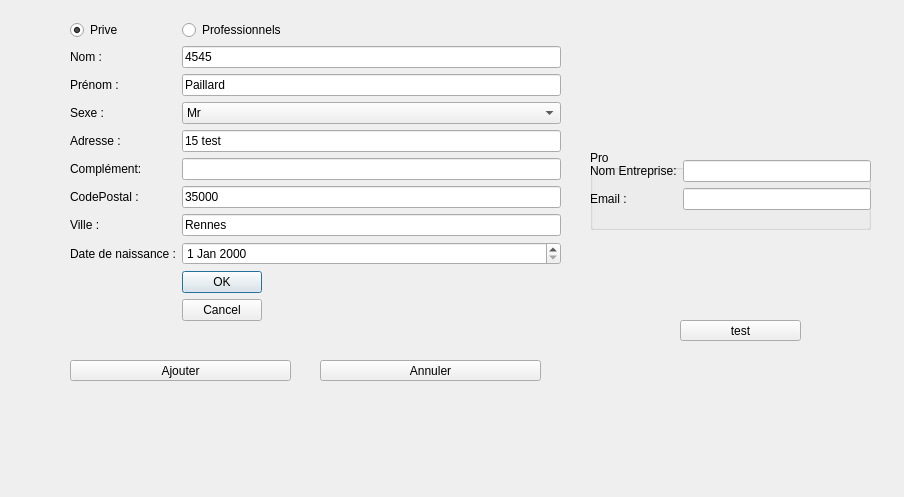
Above: ajoutcontact.ui from MJJR/Gestionnaire_Contact before the change. Below: the same form after it.
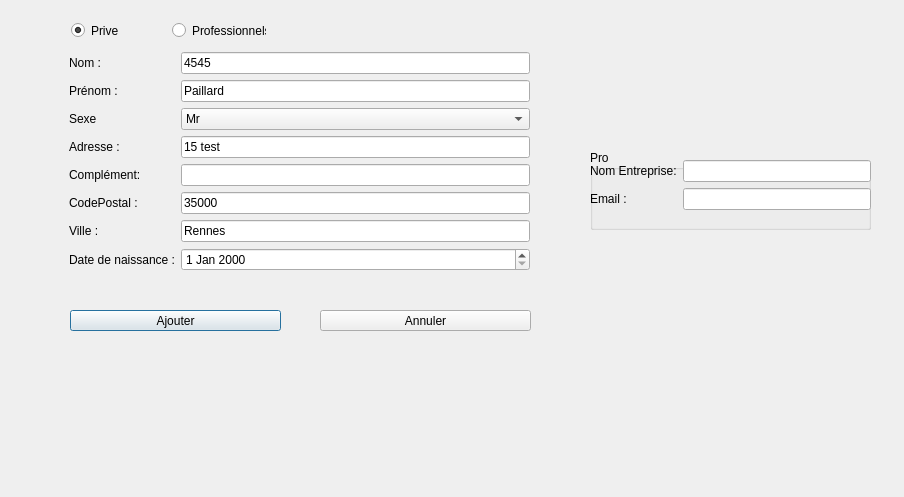
That is the form after the change.

Commit message: ComboBox Sexe + Bouton Annuler

Diff of the .ui file:
```diff
--- a/ajoutcontact.ui
+++ b/ajoutcontact.ui
@@ -13,21 +13,112 @@
   <property name="windowTitle">
    <string>Dialog</string>
   </property>
+  <widget class="QGroupBox" name="grpPro">
+   <property name="geometry">
+    <rect>
+     <x>590</x>
+     <y>150</y>
+     <width>281</width>
+     <height>80</height>
+    </rect>
+   </property>
+   <property name="title">
+    <string>Pro</string>
+   </property>
   <widget class="QWidget" name="layoutWidget">
    <property name="geometry">
     <rect>
-     <x>70</x>
-     <y>20</y>
-     <width>491</width>
-     <height>354</height>
-    </rect>
-   </property>
-   <layout class="QFormLayout" name="formLayout">
+      <x>0</x>
+      <y>10</y>
+      <width>281</width>
+      <height>71</height>
+     </rect>
+    </property>
+    <layout class="QFormLayout" name="layoutPro">
+     <item row="2" column="1">
+      <widget class="QLineEdit" name="txtEmail">
+       <property name="enabled">
+        <bool>true</bool>
+       </property>
+       <property name="toolTip">
+        <string/>
+       </property>
+       <property name="text">
+        <string/>
+       </property>
+      </widget>
+     </item>
     <item row="0" column="0">
+      <widget class="QLabel" name="lblEntreprise">
+       <property name="text">
+        <string>Nom Entreprise:</string>
+       </property>
+      </widget>
+     </item>
+     <item row="0" column="1">
+      <widget class="QLineEdit" name="txtNomEntreprise"/>
+     </item>
+     <item row="2" column="0">
+      <widget class="QLabel" name="lblEmail">
+       <property name="text">
+        <string>Email :</string>
+       </property>
+      </widget>
+     </item>
+    </layout>
+   </widget>
+  </widget>
+  <widget class="QPushButton" name="btnAjouter">
+   <property name="geometry">
+    <rect>
+     <x>70</x>
+     <y>310</y>
+     <width>211</width>
+     <height>21</height>
+    </rect>
+   </property>
+   <property name="text">
+    <string>Ajouter</string>
+   </property>
+  </widget>
+  <widget class="QPushButton" name="btnAnnuler">
+   <property name="geometry">
+    <rect>
+     <x>320</x>
+     <y>310</y>
+     <width>211</width>
+     <height>21</height>
+    </rect>
+   </property>
+   <property name="text">
+    <string>Annuler</string>
+   </property>
+  </widget>
+  <widget class="QRadioButton" name="rdoProfessionnel">
+   <property name="geometry">
+    <rect>
+     <x>172</x>
+     <y>21</y>
+     <width>94</width>
+     <height>19</height>
+    </rect>
+   </property>
+   <property name="text">
+    <string>Professionnels</string>
+   </property>
+  </widget>
      <widget class="QRadioButton" name="rdoPrive">
       <property name="enabled">
        <bool>true</bool>
       </property>
+   <property name="geometry">
+    <rect>
+     <x>71</x>
+     <y>21</y>
+     <width>49</width>
+     <height>19</height>
+    </rect>
+   </property>
       <property name="text">
        <string>Prive</string>
       </property>
@@ -38,50 +129,52 @@
        <bool>true</bool>
       </property>
      </widget>
-    </item>
-    <item row="0" column="1">
-     <widget class="QRadioButton" name="rdoProfessionnel">
-      <property name="text">
-       <string>Professionnels</string>
-      </property>
-     </widget>
-    </item>
-    <item row="2" column="0">
+  <widget class="QWidget" name="">
+   <property name="geometry">
+    <rect>
+     <x>69</x>
+     <y>52</y>
+     <width>461</width>
+     <height>241</height>
+    </rect>
+   </property>
+   <layout class="QFormLayout" name="formLayout">
+    <item row="0" column="0">
      <widget class="QLabel" name="lblNom">
       <property name="text">
        <string>Nom :</string>
       </property>
      </widget>
     </item>
-    <item row="2" column="1">
+    <item row="0" column="1">
      <widget class="QLineEdit" name="txtNom">
       <property name="text">
        <string>4545</string>
       </property>
      </widget>
     </item>
-    <item row="4" column="0">
+    <item row="1" column="0">
      <widget class="QLabel" name="lblNom_2">
       <property name="text">
        <string>Prénom :</string>
       </property>
      </widget>
     </item>
-    <item row="4" column="1">
+    <item row="1" column="1">
      <widget class="QLineEdit" name="txtPrenom">
       <property name="text">
        <string>Paillard</string>
       </property>
      </widget>
     </item>
-    <item row="6" column="0">
+    <item row="2" column="0">
      <widget class="QLabel" name="lblSexe">
       <property name="text">
-       <string>Sexe :</string>
+       <string>Sexe</string>
       </property>
      </widget>
     </item>
-    <item row="6" column="1">
+    <item row="2" column="1">
      <widget class="QComboBox" name="cboSexe">
       <item>
        <property name="text">
@@ -95,178 +188,74 @@
       </item>
      </widget>
     </item>
-    <item row="8" column="0">
+    <item row="3" column="0">
      <widget class="QLabel" name="lblAdresse">
       <property name="text">
        <string>Adresse :</string>
       </property>
      </widget>
     </item>
-    <item row="8" column="1">
+    <item row="3" column="1">
      <widget class="QLineEdit" name="txtAdresse">
       <property name="text">
        <string>15 test</string>
       </property>
      </widget>
     </item>
-    <item row="10" column="0">
+    <item row="4" column="0">
      <widget class="QLabel" name="lblComplement">
       <property name="text">
        <string>Complément:</string>
       </property>
      </widget>
     </item>
-    <item row="10" column="1">
+    <item row="4" column="1">
      <widget class="QLineEdit" name="txtComplement">
       <property name="text">
        <string/>
       </property>
      </widget>
     </item>
-    <item row="12" column="0">
+    <item row="5" column="0">
      <widget class="QLabel" name="lblCodePostal">
       <property name="text">
        <string>CodePostal :</string>
       </property>
      </widget>
     </item>
-    <item row="12" column="1">
+    <item row="5" column="1">
      <widget class="QLineEdit" name="txtCodePostal">
       <property name="text">
        <string>35000</string>
       </property>
      </widget>
     </item>
-    <item row="14" column="0">
+    <item row="6" column="0">
      <widget class="QLabel" name="lblVille">
       <property name="text">
        <string>Ville :</string>
       </property>
      </widget>
     </item>
-    <item row="14" column="1">
+    <item row="6" column="1">
      <widget class="QLineEdit" name="txtVille">
       <property name="text">
        <string>Rennes</string>
       </property>
      </widget>
     </item>
-    <item row="16" column="0">
+    <item row="7" column="0">
      <widget class="QLabel" name="lblDate">
       <property name="text">
        <string>Date de naissance :</string>
       </property>
      </widget>
     </item>
-    <item row="16" column="1">
+    <item row="7" column="1">
      <widget class="QDateEdit" name="dateNaissance"/>
     </item>
-    <item row="18" column="1">
-     <widget class="QDialogButtonBox" name="buttonBox">
-      <property name="orientation">
-       <enum>Qt::Vertical</enum>
-      </property>
-      <property name="standardButtons">
-       <set>QDialogButtonBox::Cancel|QDialogButtonBox::Ok</set>
-      </property>
-     </widget>
-    </item>
    </layout>
   </widget>
-  <widget class="QGroupBox" name="grpPro">
-   <property name="geometry">
-    <rect>
-     <x>590</x>
-     <y>150</y>
-     <width>281</width>
-     <height>80</height>
-    </rect>
-   </property>
-   <property name="title">
-    <string>Pro</string>
-   </property>
-   <widget class="QWidget" name="layoutWidget">
-    <property name="geometry">
-     <rect>
-      <x>0</x>
-      <y>10</y>
-      <width>281</width>
-      <height>71</height>
-     </rect>
-    </property>
-    <layout class="QFormLayout" name="layoutPro">
-     <item row="2" column="1">
-      <widget class="QLineEdit" name="txtEmail">
-       <property name="enabled">
-        <bool>true</bool>
-       </property>
-       <property name="toolTip">
-        <string/>
-       </property>
-       <property name="text">
-        <string/>
-       </property>
-      </widget>
-     </item>
-     <item row="0" column="0">
-      <widget class="QLabel" name="lblEntreprise">
-       <property name="text">
-        <string>Nom Entreprise:</string>
-       </property>
-      </widget>
-     </item>
-     <item row="0" column="1">
-      <widget class="QLineEdit" name="txtNomEntreprise"/>
-     </item>
-     <item row="2" column="0">
-      <widget class="QLabel" name="lblEmail">
-       <property name="text">
-        <string>Email :</string>
-       </property>
-      </widget>
-     </item>
-    </layout>
-   </widget>
-  </widget>
-  <widget class="QPushButton" name="testBtn">
-   <property name="geometry">
-    <rect>
-     <x>680</x>
-     <y>320</y>
-     <width>121</width>
-     <height>21</height>
-    </rect>
-   </property>
-   <property name="text">
-    <string>test</string>
-   </property>
-  </widget>
-  <widget class="QPushButton" name="btnAjouter">
-   <property name="geometry">
-    <rect>
-     <x>70</x>
-     <y>360</y>
-     <width>221</width>
-     <height>21</height>
-    </rect>
-   </property>
-   <property name="text">
-    <string>Ajouter</string>
-   </property>
-  </widget>
-  <widget class="QPushButton" name="btnAnnuler">
-   <property name="geometry">
-    <rect>
-     <x>320</x>
-     <y>360</y>
-     <width>221</width>
-     <height>21</height>
-    </rect>
-   </property>
-   <property name="text">
-    <string>Annuler</string>
-   </property>
-  </widget>
  </widget>
  <resources/>
  <connections/>
```
Lines whose indentation alone changed are shown as unchanged. The commit also changes 3 other files.
